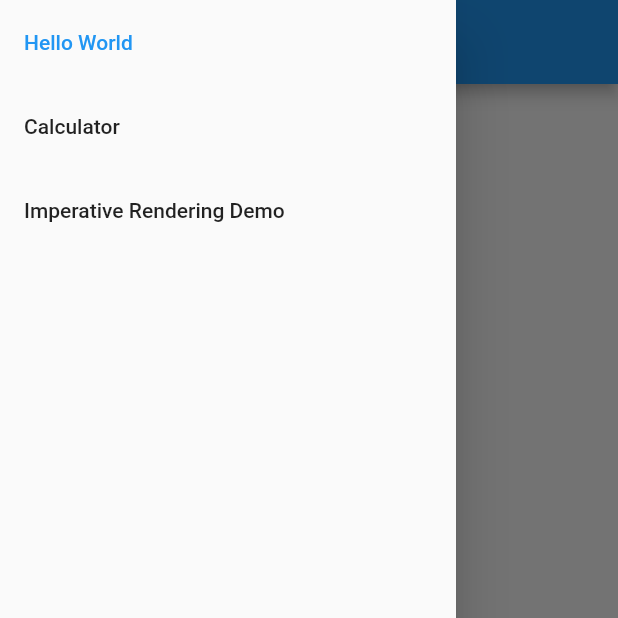
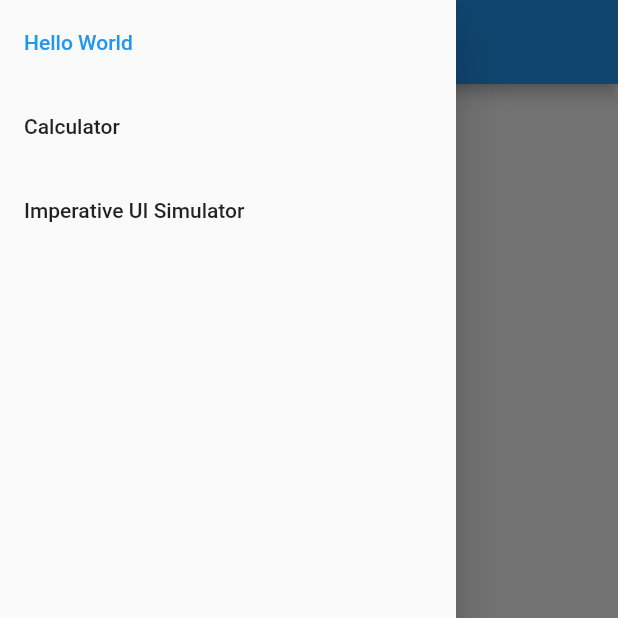
Before and after one commit to toBeOfUse/hacksu_demo, a Flutter app: the screen it shows after launch, with the side drawer open, on a phone screen of 412 x 824 dp, the top half of it. Run offline on Flutter 3.47's test engine with Material 2 defaults, Android fonts, the phone set to English and light mode, and no system bars; missing offline and left inert: expressions.

Commit message:
Rename imperative ui page

```diff
--- a/lib/main.dart
+++ b/lib/main.dart
@@ -7,7 +7,7 @@ import "pages/calculator.dart";
 final pageIndex = {
   "Hello World": () => HelloWorld(),
   "Calculator": () => Calculator(),
-  "Imperative Rendering Demo": () => CharacterScene()
+  "Imperative UI Simulator": () => CharacterScene()
 };
 
 void main() {
```
